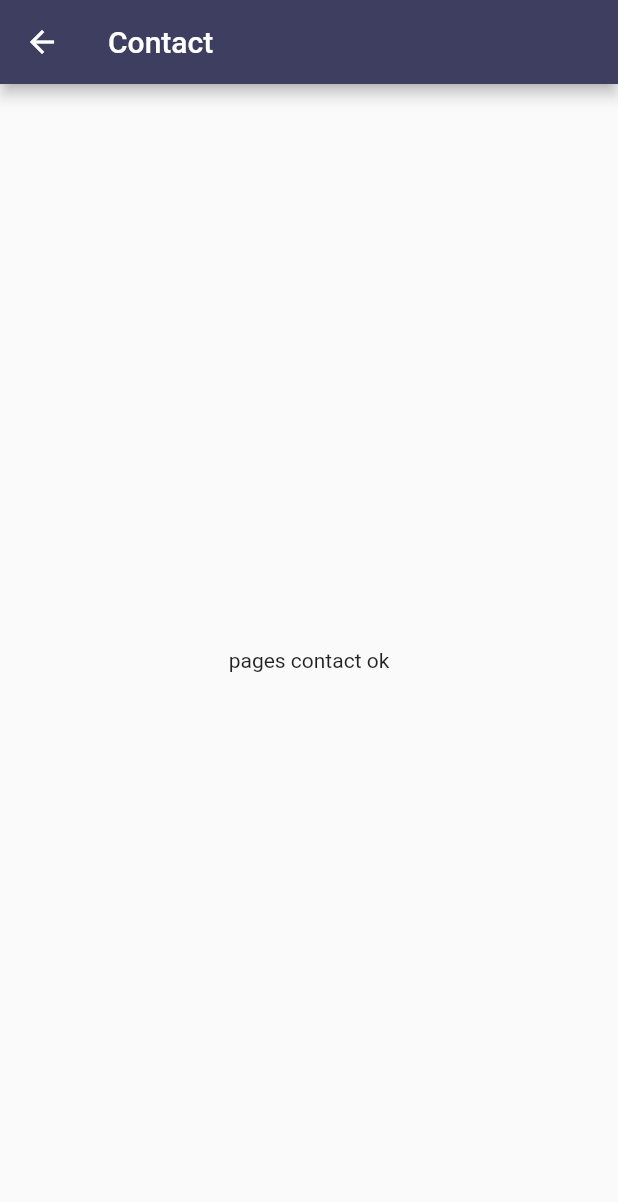
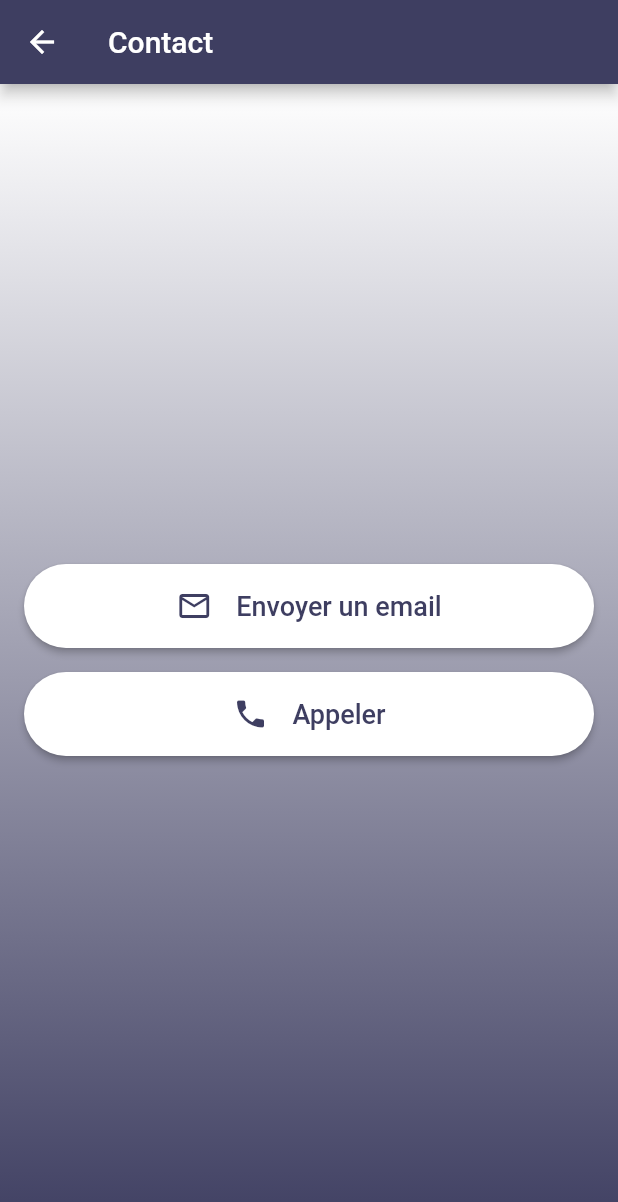
Before and after one commit to BeNyEz17/StJean_Douai_APP, a Flutter app: the PageContact screen opened directly, on a phone screen of 412 x 824 dp. Shown: the top 1202 px of the screen. Run offline on Flutter 3.47's test engine with Material 2 defaults, Android fonts, the phone set to English and light mode, and no system bars; our stand-ins replace google_fonts.

Commit message:
page contact a finir

```diff
--- a/lib/ecrans/page_contact.dart
+++ b/lib/ecrans/page_contact.dart
@@ -1,4 +1,5 @@
 import 'package:flutter/material.dart';
+import 'package:url_launcher/url_launcher.dart';
 
 const accentCanvasColor = const Color(0xFF3E3E61);
 
@@ -7,12 +8,120 @@ class PageContact extends StatelessWidget {
 
   static const pageTitle = 'Contact';
 
+  // Contact email address
+  static const contactEmail = 'contact@example.com';
+
+  // Contact phone number
+  static const contactPhoneNumber = '+1 555-555-5555';
+
+  // Launch email app with pre-filled email
+  _launchEmail() async {
+    final Uri params = Uri(
+      scheme: 'mailto',
+      path: contactEmail,
+    );
+
+    String url = params.toString();
+    if (await canLaunch(url)) {
+      await launch(url);
+    } else {
+      throw 'Could not launch $url';
+    }
+  }
+
+  // Launch phone app with pre-filled phone number
+  _launchPhone() async {
+    final Uri params = Uri(
+      scheme: 'tel',
+      path: contactPhoneNumber,
+    );
+
+    String url = params.toString();
+    if (await canLaunch(url)) {
+      await launch(url);
+    } else {
+      throw 'Could not launch $url';
+    }
+  }
+
   @override
   Widget build(BuildContext context) {
     return Scaffold(
-      appBar: AppBar(title: const Text(pageTitle), backgroundColor: accentCanvasColor,),
-      body: const Center(
-        child: Text('pages contact ok'),
+      appBar: AppBar(
+        title: const Text(pageTitle),
+        backgroundColor: accentCanvasColor,
+      ),
+      body: Container(
+        decoration: BoxDecoration(
+          gradient: LinearGradient(
+            colors: [Colors.white, accentCanvasColor],
+            begin: Alignment.topCenter,
+            end: Alignment.bottomCenter,
+          ),
+        ),
+        child: Padding(
+          padding: const EdgeInsets.all(16.0),
+          child: Column(
+            mainAxisAlignment: MainAxisAlignment.center,
+            children: [
+              SizedBox(
+                width: double.infinity,
+                child: ElevatedButton(
+                  onPressed: _launchEmail,
+                  style: ElevatedButton.styleFrom(
+                    primary: Colors.white,
+                    onPrimary: accentCanvasColor,
+                    shape: RoundedRectangleBorder(
+                      borderRadius: BorderRadius.circular(32.0),
+                    ),
+                  ),
+                  child: Padding(
+                    padding: const EdgeInsets.symmetric(vertical: 16.0),
+                    child: Row(
+                      mainAxisAlignment: MainAxisAlignment.center,
+                      children: [
+                        Icon(Icons.mail_outline),
+                        SizedBox(width: 16.0),
+                        Text(
+                          'Envoyer un email',
+                          style: TextStyle(fontSize: 18.0),
+                        ),
+                      ],
+                    ),
+                  ),
+                ),
+              ),
+              SizedBox(height: 16.0),
+              SizedBox(
+                width: double.infinity,
+                child: ElevatedButton(
+                  onPressed: _launchPhone,
+                  style: ElevatedButton.styleFrom(
+                    primary: Colors.white,
+                    onPrimary: accentCanvasColor,
+                    shape: RoundedRectangleBorder(
+                      borderRadius: BorderRadius.circular(32.0),
+                    ),
+                  ),
+                  child: Padding(
+                    padding: const EdgeInsets.symmetric(vertical: 16.0),
+                    child: Row(
+                      mainAxisAlignment: MainAxisAlignment.center,
+                      children: [
+                        Icon(Icons.phone),
+                        SizedBox(width: 16.0),
+                        Text(
+                          'Appeler',
+                          style: TextStyle(fontSize: 18.0),
+                        ),
+                      ],
+                    ),
+                  ),
+                ),
+              ),
+            ],
+          ),
+        ),
       ),
     );
   }
--- a/pubspec.yaml
+++ b/pubspec.yaml
@@ -29,7 +29,7 @@ environment:
 # the latest version available on pub.dev. To see which dependencies have newer
 # versions available, run `flutter pub outdated`.
 dependencies:
-  sidebarx: ^0.14.0
+  url_launcher: ^6.0.3
   collapsible_sidebar: ^2.0.4
   rive: 0.9.1
   flutter:
```
Also changed, not shown: pubspec.lock, 4 other files.
